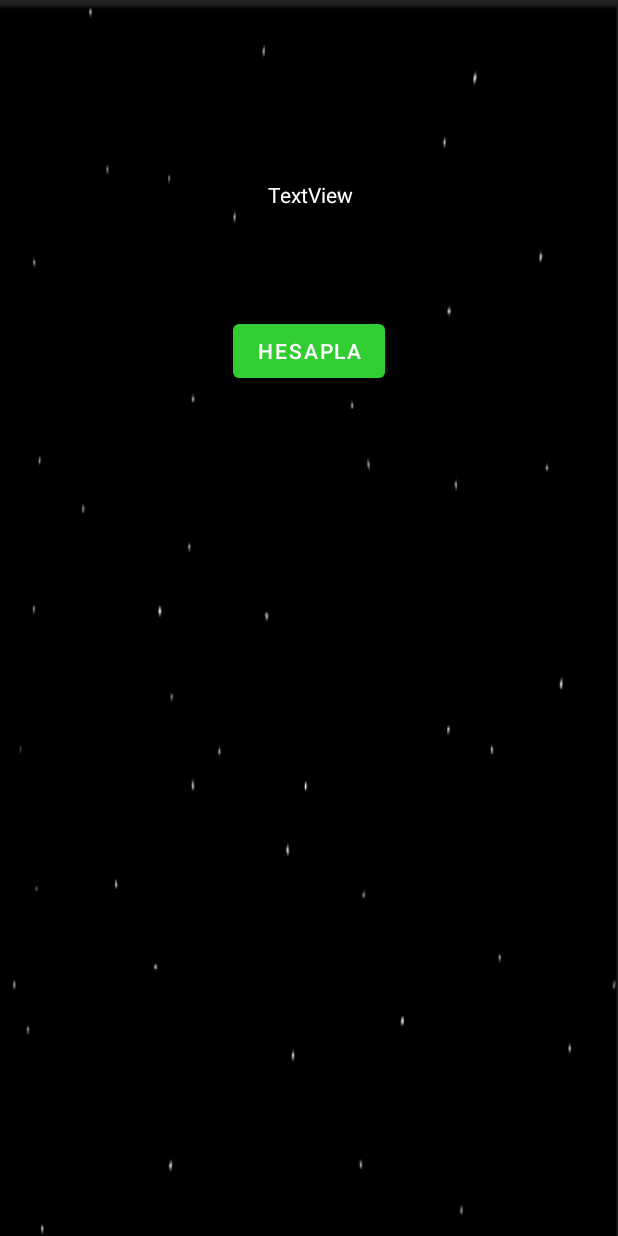
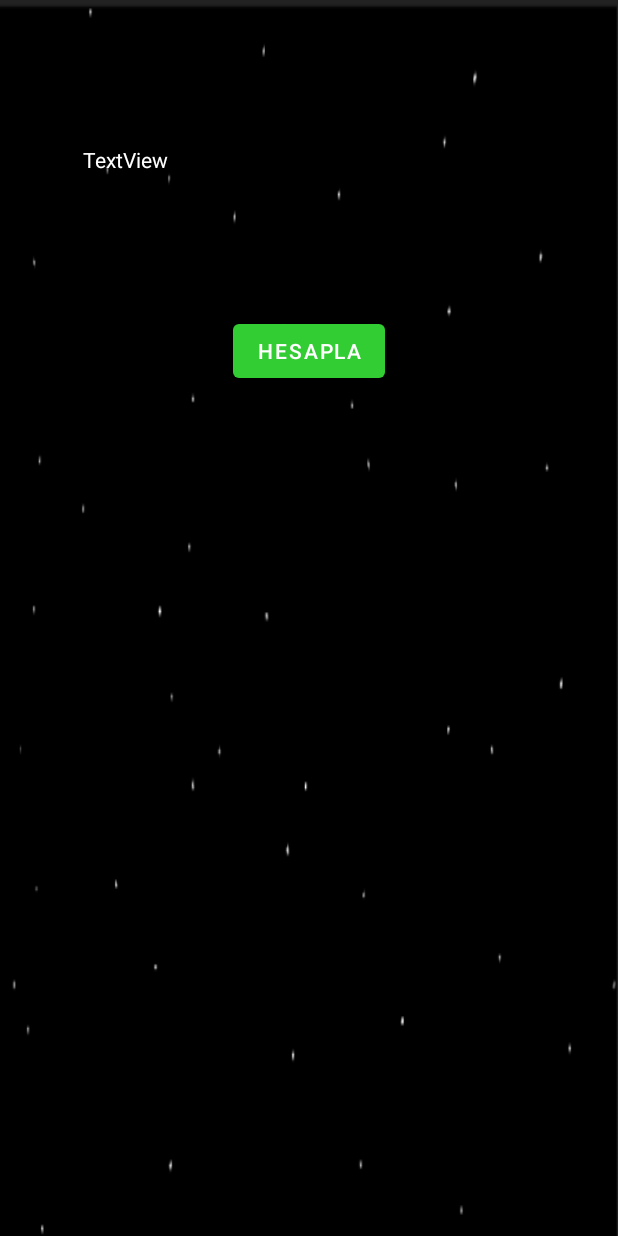
Before and after one commit to metehanbolatt/MultiSolverMKO, an Android app: the FlyHesaplama screen opened directly, with no data from a screen before it, on a phone screen of 412 x 824 dp. Run offline under Robolectric (Android 15) with nearby library versions, the phone set to English and light mode, and no system bars; libraries missing offline, so code that uses them is left out: com.chaquo.python; 8 statements that could not run were skipped.

Commit message:
GezginSatıcıFLY kısmı yapıldı. Düzeltmeler yapılacak.

```diff
--- a/app/src/main/java/com/deu/multisolvermko/MapsActivity.java
+++ b/app/src/main/java/com/deu/multisolvermko/MapsActivity.java
@@ -10,6 +10,7 @@ import com.google.android.gms.maps.CameraUpdateFactory;
 import com.google.android.gms.maps.GoogleMap;
 import com.google.android.gms.maps.OnMapReadyCallback;
 import com.google.android.gms.maps.SupportMapFragment;
+import com.google.android.gms.maps.model.CircleOptions;
 import com.google.android.gms.maps.model.LatLng;
 import com.google.android.gms.maps.model.MarkerOptions;
 import java.util.ArrayList;
@@ -52,8 +53,10 @@ public class MapsActivity extends FragmentActivity implements OnMapReadyCallback
     public void onMapLongClick(LatLng latLng) {
 
         if (a < sehirSayisi ){
-            mMap.addMarker(new MarkerOptions().position(latLng).title("AAA"));
+            String aciklama = a + ". Şehir";
+            mMap.addMarker(new MarkerOptions().position(latLng).title(aciklama)).showInfoWindow();
             mMap.moveCamera(CameraUpdateFactory.newLatLng(latLng));
+
 
             Double lat = latLng.latitude;
             Double lon = latLng.longitude;
--- a/app/src/main/res/layout/activity_fly_hesaplama.xml
+++ b/app/src/main/res/layout/activity_fly_hesaplama.xml
@@ -9,15 +9,15 @@
 
     <TextView
         android:id="@+id/textView_fly"
-        android:layout_width="wrap_content"
-        android:layout_height="wrap_content"
+        android:layout_width="301dp"
+        android:layout_height="65dp"
         android:layout_marginTop="120dp"
-        android:layout_marginEnd="21dp"
         android:layout_marginBottom="119dp"
         android:text="TextView"
         android:textColor="@color/colorWhite"
         app:layout_constraintBottom_toBottomOf="@+id/flyhesaplabutton"
-        app:layout_constraintEnd_toEndOf="@+id/flyhesaplabutton"
+        app:layout_constraintEnd_toEndOf="parent"
+        app:layout_constraintStart_toStartOf="parent"
         app:layout_constraintTop_toTopOf="parent" />
 
     <Button
```
Also changed, not shown: app/src/main/java/com/deu/multisolvermko/problemler/gsmaps/FlyHesaplama.java (+32 -2 lines).
